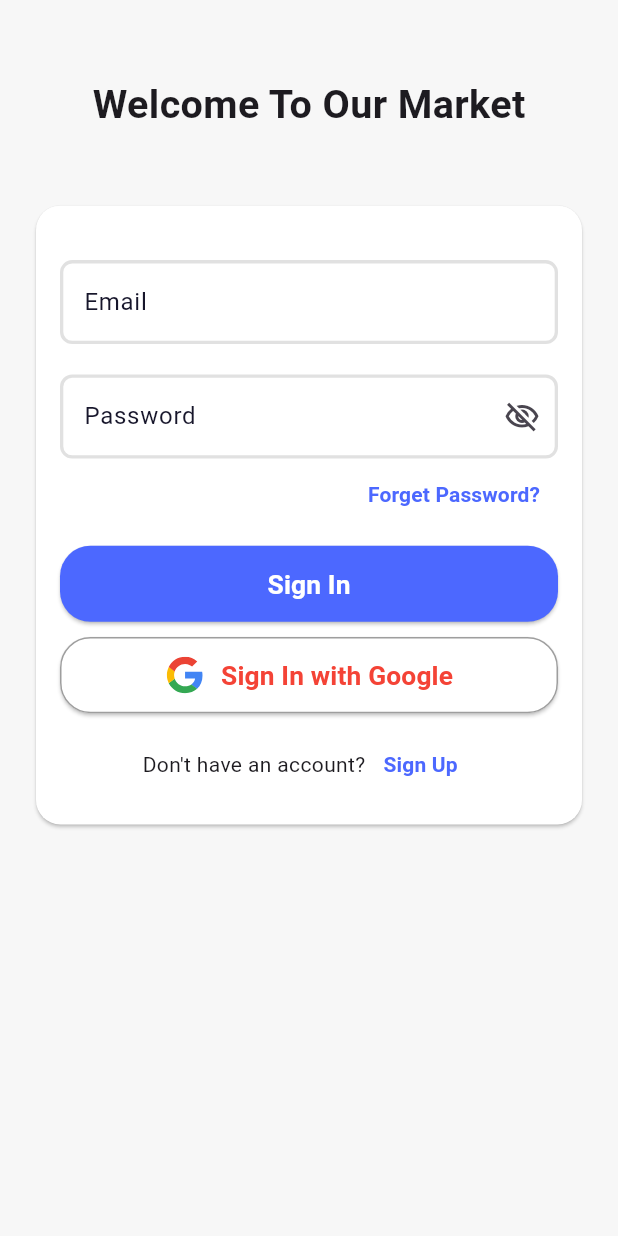
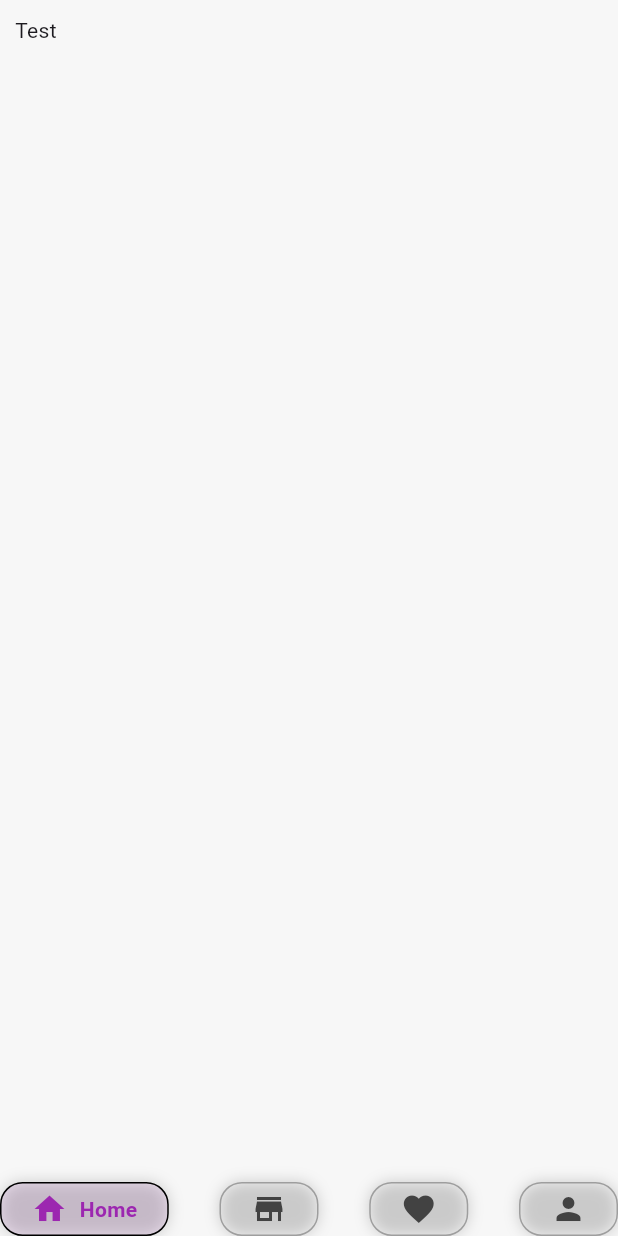
Before and after one commit to KhaledBahjat/market, a Flutter app: the screen it shows after launch, after a tap on "Sign In", on a phone screen of 412 x 824 dp. Run offline on Flutter 3.47's test engine with Material 3 defaults, Android fonts, the phone set to English and light mode, and no system bars; drawn by our look-alikes of google_nav_bar; our stand-ins replace flutter_screenutil, flutter_svg, go_router.

Commit message:
Add MainHome screen and update routing for home navigation

```diff
--- a/market/lib/core/routing/router_generator.dart
+++ b/market/lib/core/routing/router_generator.dart
@@ -1,5 +1,6 @@
 import 'package:go_router/go_router.dart';
 import 'package:market/core/routing/app_routs.dart';
+import 'package:market/features/auth/nav_bar/ui/main_home.dart';
 import 'package:market/features/auth/ui/forget_password.dart';
 import 'package:market/features/auth/ui/sign_in.dart';
 import 'package:market/features/auth/ui/sign_up.dart';
@@ -21,8 +22,13 @@ class RouterGenerator {
       GoRoute(
         name: AppRouts.forgetPasswordScreen,
         path: AppRouts.forgetPasswordScreen,
-        builder: (context, state) => ForgetPassword()
-      )
+        builder: (context, state) => ForgetPassword(),
+      ),
+      GoRoute(
+        path: AppRouts.homeScreen,
+        name: AppRouts.homeScreen,
+        builder: (context, state) => MainHome(),
+      ),
     ],
   );
 }
--- /dev/null
+++ b/market/lib/features/auth/nav_bar/ui/main_home.dart
@@ -0,0 +1,53 @@
+import 'package:flutter/material.dart';
+import 'package:google_nav_bar/google_nav_bar.dart';
+
+class MainHome extends StatelessWidget {
+  const MainHome({super.key});
+
+  @override
+  Widget build(BuildContext context) {
+    return Scaffold(
+      body: SafeArea(
+        child: Padding(
+          padding: EdgeInsets.all(10),
+          child: Container(child: Text('Test')),
+        ),
+      ),
+      bottomNavigationBar: GNav(
+  rippleColor: Colors.grey[800]!, // tab button ripple color when pressed
+  hoverColor: Colors.grey[700]!, // tab button hover color
+  haptic: true, // haptic feedback
+  tabBorderRadius: 15,
+  tabActiveBorder: Border.all(color: Colors.black, width: 1), // tab button border
+  tabBorder: Border.all(color: Colors.grey, width: 1), // tab button border
+  tabShadow: [BoxShadow(color: Colors.grey.withOpacity(0.5), blurRadius: 8)], // tab button shadow
+  curve: Curves.easeOutExpo, // tab animation curves
+  duration: Duration(milliseconds: 900), // tab animation duration
+  gap: 8, // the tab button gap between icon and text
+  color: Colors.grey[800], // unselected icon color
+  activeColor: Colors.purple, // selected icon and text color
+  iconSize: 24, // tab button icon size
+  tabBackgroundColor: Colors.purple.withOpacity(0.1), // selected tab background color
+  padding: EdgeInsets.symmetric(horizontal: 20, vertical: 5), // navigation bar padding
+  tabs: [
+    GButton(
+      icon: Icons.home,
+      text: 'Home',
+    ),
+    GButton(
+      icon: Icons.store,
+      text: 'Store',
+    ),
+    GButton(
+      icon: Icons.favorite,
+      text: 'Favorite',
+    ),
+    GButton(
+      icon: Icons.person,
+      text: 'Profile',
+    )
+  ]
+),
+    );
+  }
+}
--- a/market/lib/features/auth/ui/sign_in.dart
+++ b/market/lib/features/auth/ui/sign_in.dart
@@ -1,6 +1,6 @@
 import 'package:flutter/material.dart';
 import 'package:flutter_screenutil/flutter_screenutil.dart';
- import 'package:go_router/go_router.dart';
+import 'package:go_router/go_router.dart';
 import 'package:market/core/helper/spacing.dart';
 import 'package:market/core/routing/app_routs.dart';
 import 'package:market/core/theme/app_colors.dart';
@@ -24,7 +24,10 @@ class SignIn extends StatelessWidget {
                 Height(height: 50),
                 Text(
                   'Welcome To Our Market',
-                  style: TextStyle(fontSize: 24.sp, fontWeight: FontWeight.bold),
+                  style: TextStyle(
+                    fontSize: 24.sp,
+                    fontWeight: FontWeight.bold,
+                  ),
                 ),
                 Height(height: 24),
                 Card(
@@ -58,7 +61,12 @@ class SignIn extends StatelessWidget {
                         ForgetPasswordWidget(),
                         Height(height: 10),
 
-                        CustomButton(onPressed: () {}, buttonText: 'Sign In'),
+                        CustomButton(
+                          onPressed: () => GoRouter.of(
+                            context,
+                          ).pushReplacementNamed(AppRouts.homeScreen),
+                          buttonText: 'Sign In',
+                        ),
                         Height(height: 10),
                         // TODO: sign in with google
                         SignInWithGoogleButton(),
```
